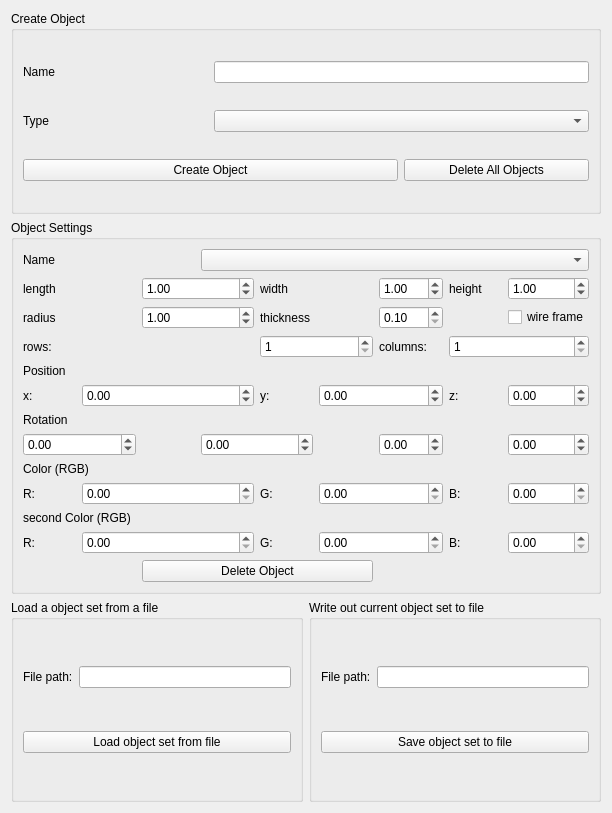
Before: the Qt Designer form cedar/auxiliaries/gl/SceneWidget.ui in cedar/cedar, drawn with Qt 5.
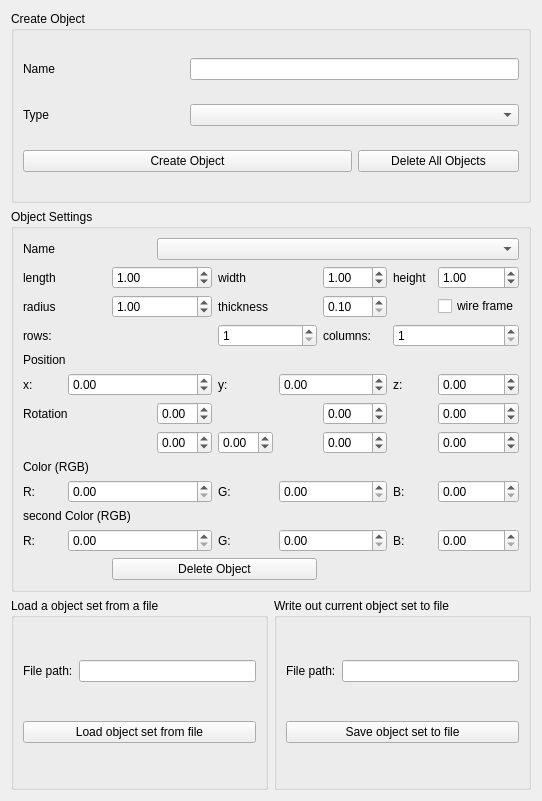
After: the same form once the commit is applied.

Diff of the .ui file:
```diff
--- a/cedar/auxiliaries/gl/SceneWidget.ui
+++ b/cedar/auxiliaries/gl/SceneWidget.ui
@@ -6,8 +6,8 @@
    <rect>
     <x>0</x>
     <y>0</y>
-    <width>612</width>
-    <height>813</height>
+    <width>542</width>
+    <height>801</height>
    </rect>
   </property>
   <property name="focusPolicy">
@@ -526,7 +526,7 @@
         </property>
        </widget>
       </item>
-      <item row="9" column="3" colspan="2">
+      <item row="9" column="4">
        <widget class="QDoubleSpinBox" name="mpDoubleSpinBoxRotation1">
         <property name="minimum">
          <double>-5.000000000000000</double>
@@ -539,7 +539,46 @@
         </property>
        </widget>
       </item>
-      <item row="9" column="0" colspan="2">
+      <item row="8" column="3">
+       <widget class="QDoubleSpinBox" name="mpRotateXSpinBox">
+        <property name="minimum">
+         <double>-5.000000000000000</double>
+        </property>
+        <property name="maximum">
+         <double>5.000000000000000</double>
+        </property>
+        <property name="singleStep">
+         <double>0.100000000000000</double>
+        </property>
+       </widget>
+      </item>
+      <item row="8" column="8">
+       <widget class="QDoubleSpinBox" name="mpRotateZSpinBox">
+        <property name="minimum">
+         <double>-5.000000000000000</double>
+        </property>
+        <property name="maximum">
+         <double>5.000000000000000</double>
+        </property>
+        <property name="singleStep">
+         <double>0.100000000000000</double>
+        </property>
+       </widget>
+      </item>
+      <item row="8" column="6">
+       <widget class="QDoubleSpinBox" name="mpRotateYSpinBox">
+        <property name="minimum">
+         <double>-5.000000000000000</double>
+        </property>
+        <property name="maximum">
+         <double>5.000000000000000</double>
+        </property>
+        <property name="singleStep">
+         <double>0.100000000000000</double>
+        </property>
+       </widget>
+      </item>
+      <item row="9" column="3">
        <widget class="QDoubleSpinBox" name="mpDoubleSpinBoxRotation0">
         <property name="minimum">
          <double>-5.000000000000000</double>
```
